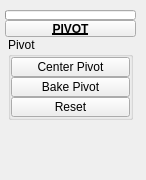
First picture: the form in tentacle/ui/uiLevel_3/pivot.ui, repository m3trik/tentacle, before the edit.
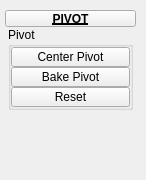
Second picture: the form after the edit. Custom widgets are drawn as their Qt base class.

What changed in the file:
```diff
--- a/tentacle/ui/uiLevel_3/pivot.ui
+++ b/tentacle/ui/uiLevel_3/pivot.ui
@@ -52,34 +52,35 @@
       <number>0</number>
      </property>
      <item row="0" column="1" colspan="2">
-      <widget class="ProgressBar" name="progressBar">
-       <property name="sizePolicy">
-        <sizepolicy hsizetype="Ignored" vsizetype="Fixed">
-         <horstretch>0</horstretch>
-         <verstretch>0</verstretch>
-        </sizepolicy>
-       </property>
+      <widget class="PushButtonDraggable" name="draggable_header">
        <property name="minimumSize">
         <size>
-         <width>0</width>
-         <height>10</height>
+         <width>19</width>
+         <height>17</height>
         </size>
        </property>
        <property name="maximumSize">
         <size>
-         <width>16777215</width>
-         <height>10</height>
+         <width>999</width>
+         <height>17</height>
         </size>
        </property>
-       <property name="value">
-        <number>0</number>
+       <property name="font">
+        <font>
+         <weight>75</weight>
+         <bold>true</bold>
+         <underline>true</underline>
+        </font>
        </property>
-       <property name="textVisible">
-        <bool>false</bool>
+       <property name="text">
+        <string>PIVOT</string>
+       </property>
+       <property name="checkable">
+        <bool>true</bool>
        </property>
       </widget>
      </item>
-     <item row="2" column="1" colspan="2">
+     <item row="1" column="1" colspan="2">
       <layout class="QHBoxLayout" name="horizontalLayout">
        <item>
         <layout class="QVBoxLayout" name="verticalLayout">
@@ -235,35 +236,6 @@
        </item>
       </layout>
      </item>
-     <item row="1" column="1" colspan="2">
-      <widget class="PushButtonDraggable" name="draggable_header">
-       <property name="minimumSize">
-        <size>
-         <width>19</width>
-         <height>17</height>
-        </size>
-       </property>
-       <property name="maximumSize">
-        <size>
-         <width>999</width>
-         <height>17</height>
-        </size>
-       </property>
-       <property name="font">
-        <font>
-         <weight>75</weight>
-         <bold>true</bold>
-         <underline>true</underline>
-        </font>
-       </property>
-       <property name="text">
-        <string>PIVOT</string>
-       </property>
-       <property name="checkable">
-        <bool>true</bool>
-       </property>
-      </widget>
-     </item>
     </layout>
    </widget>
   </widget>
@@ -274,11 +246,6 @@
    <extends>QPushButton</extends>
    <header>widgets.pushbuttondraggable.h</header>
   </customwidget>
-  <customwidget>
-   <class>ProgressBar</class>
-   <extends>QProgressBar</extends>
-   <header>widgets.progressbar.h</header>
-  </customwidget>
   <customwidget>
    <class>PushButton</class>
    <extends>QPushButton</extends>
```
